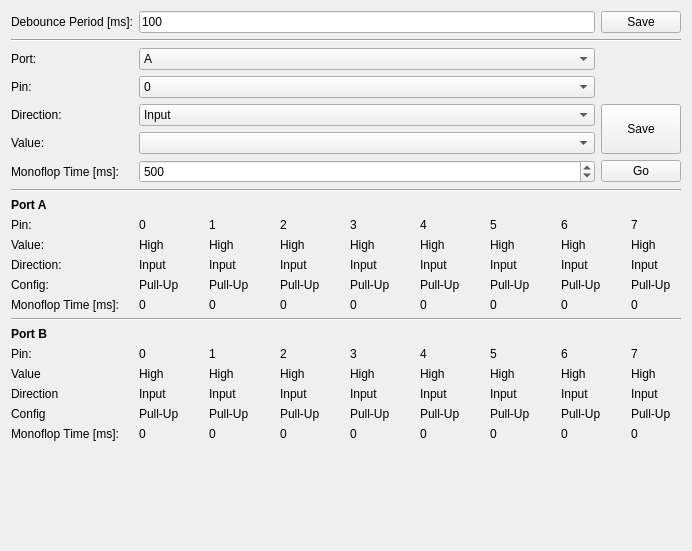
Before: the Qt Designer form src/brickv/plugin_system/plugins/io16/ui/io16.ui in Tinkerforge/brickv, drawn with Qt 5.
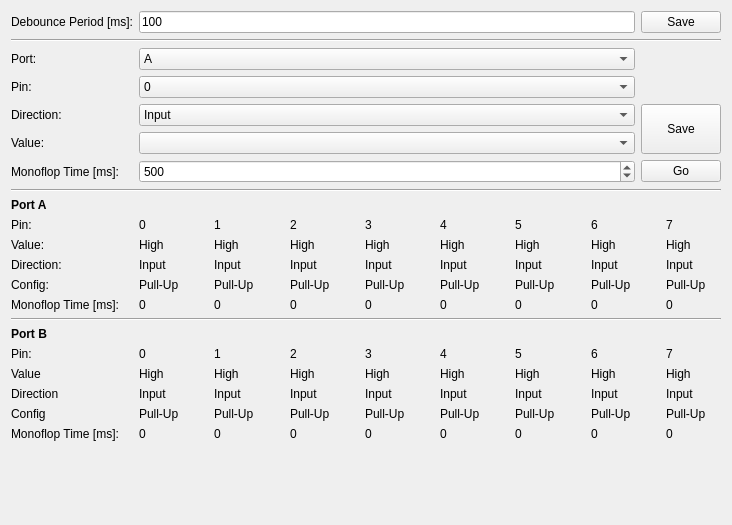
After: the same form once the commit is applied.

Commit message: Set size hint height for bottom most spacer items to 0

The edit to the form file:
```diff
--- a/src/brickv/plugin_system/plugins/io16/ui/io16.ui
+++ b/src/brickv/plugin_system/plugins/io16/ui/io16.ui
@@ -6,8 +6,8 @@
    <rect>
     <x>0</x>
     <y>0</y>
-    <width>692</width>
-    <height>551</height>
+    <width>732</width>
+    <height>525</height>
    </rect>
   </property>
   <property name="windowTitle">
@@ -917,7 +917,7 @@
      <property name="sizeHint" stdset="0">
       <size>
        <width>20</width>
-       <height>23</height>
+       <height>0</height>
       </size>
      </property>
     </spacer>
```
The commit also changes 16 other files.
